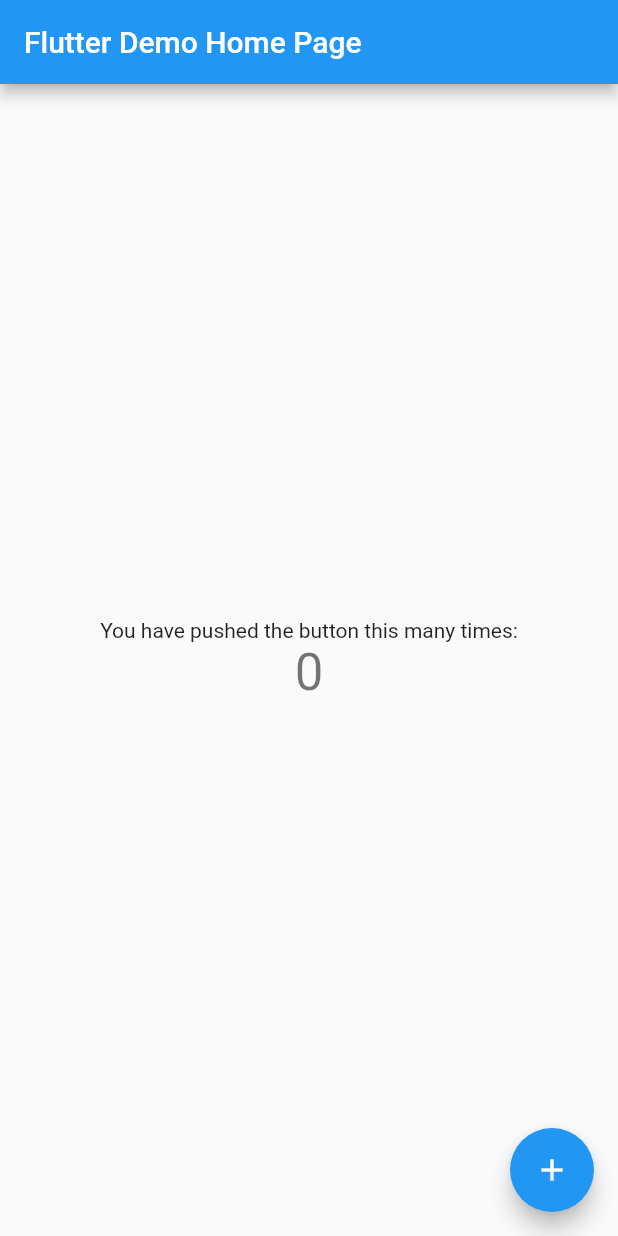
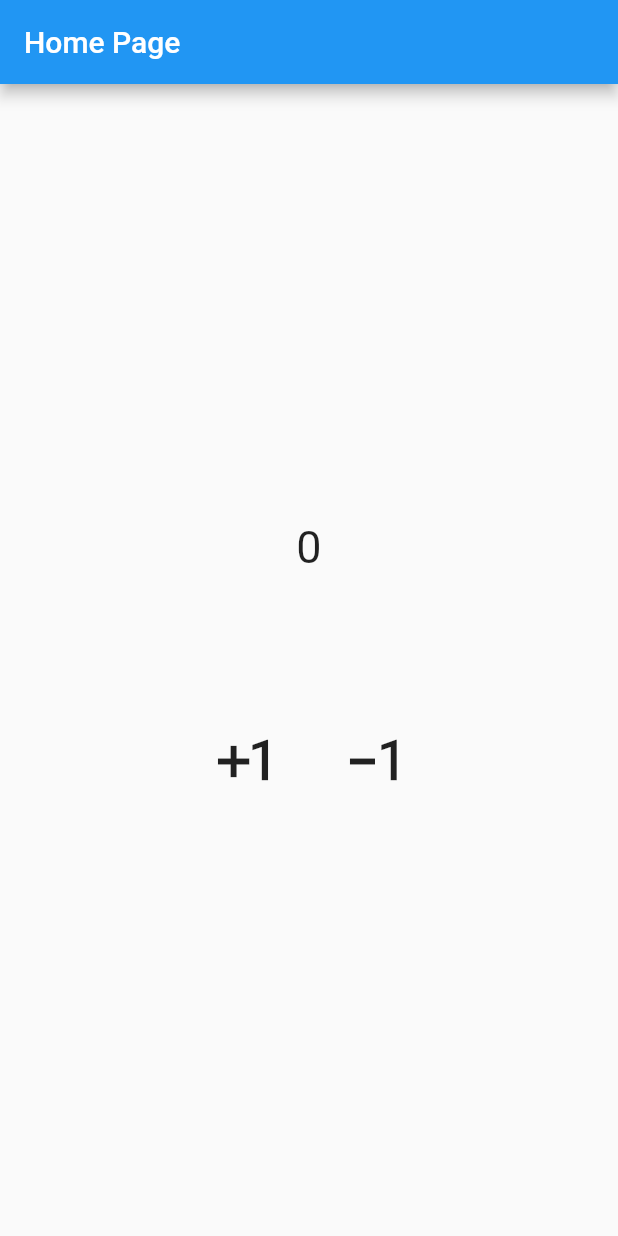
Before and after one commit to sakurasou3/flutter, a Flutter app: the screen it shows after launch, on a phone screen of 412 x 824 dp. Run offline on Flutter 3.47's test engine with Material 2 defaults, Android fonts, the phone set to English and light mode, and no system bars.

```diff
--- a/testApp/lib/main.dart
+++ b/testApp/lib/main.dart
@@ -1,117 +1,22 @@
 import 'package:flutter/material.dart';
+import 'package:testApp/ui/home_page.dart';
 
 void main() {
   runApp(MyApp());
 }
 
 class MyApp extends StatelessWidget {
-  // This widget is the root of your application.
   @override
   Widget build(BuildContext context) {
     return MaterialApp(
       title: 'Flutter Demo',
       theme: ThemeData(
-        // This is the theme of your application.
-        //
-        // Try running your application with "flutter run". You'll see the
-        // application has a blue toolbar. Then, without quitting the app, try
-        // changing the primarySwatch below to Colors.green and then invoke
-        // "hot reload" (press "r" in the console where you ran "flutter run",
-        // or simply save your changes to "hot reload" in a Flutter IDE).
-        // Notice that the counter didn't reset back to zero; the application
-        // is not restarted.
         primarySwatch: Colors.blue,
-        // This makes the visual density adapt to the platform that you run
-        // the app on. For desktop platforms, the controls will be smaller and
-        // closer together (more dense) than on mobile platforms.
         visualDensity: VisualDensity.adaptivePlatformDensity,
       ),
-      home: MyHomePage(title: 'Flutter Demo Home Page'),
+      routes: <String, WidgetBuilder> {
+        "/": (_) => HomePage(),
+      },
     );
   }
 }
-
-class MyHomePage extends StatefulWidget {
-  MyHomePage({Key key, this.title}) : super(key: key);
-
-  // This widget is the home page of your application. It is stateful, meaning
-  // that it has a State object (defined below) that contains fields that affect
-  // how it looks.
-
-  // This class is the configuration for the state. It holds the values (in this
-  // case the title) provided by the parent (in this case the App widget) and
-  // used by the build method of the State. Fields in a Widget subclass are
-  // always marked "final".
-
-  final String title;
-
-  @override
-  _MyHomePageState createState() => _MyHomePageState();
-}
-
-class _MyHomePageState extends State<MyHomePage> {
-  int _counter = 0;
-
-  void _incrementCounter() {
-    setState(() {
-      // This call to setState tells the Flutter framework that something has
-      // changed in this State, which causes it to rerun the build method below
-      // so that the display can reflect the updated values. If we changed
-      // _counter without calling setState(), then the build method would not be
-      // called again, and so nothing would appear to happen.
-      _counter++;
-    });
-  }
-
-  @override
-  Widget build(BuildContext context) {
-    // This method is rerun every time setState is called, for instance as done
-    // by the _incrementCounter method above.
-    //
-    // The Flutter framework has been optimized to make rerunning build methods
-    // fast, so that you can just rebuild anything that needs updating rather
-    // than having to individually change instances of widgets.
-    return Scaffold(
-      appBar: AppBar(
-        // Here we take the value from the MyHomePage object that was created by
-        // the App.build method, and use it to set our appbar title.
-        title: Text(widget.title),
-      ),
-      body: Center(
-        // Center is a layout widget. It takes a single child and positions it
-        // in the middle of the parent.
-        child: Column(
-          // Column is also a layout widget. It takes a list of children and
-          // arranges them vertically. By default, it sizes itself to fit its
-          // children horizontally, and tries to be as tall as its parent.
-          //
-          // Invoke "debug painting" (press "p" in the console, choose the
-          // "Toggle Debug Paint" action from the Flutter Inspector in Android
-          // Studio, or the "Toggle Debug Paint" command in Visual Studio Code)
-          // to see the wireframe for each widget.
-          //
-          // Column has various properties to control how it sizes itself and
-          // how it positions its children. Here we use mainAxisAlignment to
-          // center the children vertically; the main axis here is the vertical
-          // axis because Columns are vertical (the cross axis would be
-          // horizontal).
-          mainAxisAlignment: MainAxisAlignment.center,
-          children: <Widget>[
-            Text(
-              'You have pushed the button this many times:',
-            ),
-            Text(
-              '$_counter',
-              style: Theme.of(context).textTheme.headline4,
-            ),
-          ],
-        ),
-      ),
-      floatingActionButton: FloatingActionButton(
-        onPressed: _incrementCounter,
-        tooltip: 'Increment',
-        child: Icon(Icons.add),
-      ), // This trailing comma makes auto-formatting nicer for build methods.
-    );
-  }
-}
--- /dev/null
+++ b/testApp/lib/ui/home_page.dart
@@ -0,0 +1,49 @@
+import 'package:flutter/material.dart';
+import 'package:provider/provider.dart';
+
+import 'home_view_model.dart';
+
+class HomePage extends StatelessWidget {
+  @override
+  Widget build(BuildContext context) {
+    return MultiProvider(
+      providers: [
+        ChangeNotifierProvider(create: (_) => HomeViewModel())
+      ],
+      child: Scaffold(
+        appBar: AppBar(
+          title: Text('Home Page'),
+        ),
+        body: Builder(
+          builder: (context) {
+            return Container(
+              child: Center(
+                child: Column(
+                  mainAxisAlignment: MainAxisAlignment.center,
+                  children: [
+                    Text(
+                      Provider.of<HomeViewModel>(context).counter.toString(),
+                      style: TextStyle(fontSize: 30),
+                    ),
+                    Padding(padding: EdgeInsets.all(50)),
+                    Row(
+                      mainAxisAlignment: MainAxisAlignment.center,
+                      children: [
+                        FlatButton(
+                          onPressed: () => Provider.of<HomeViewModel>(context, listen: false).incrementCounter(),
+                          child: Icon(Icons.exposure_plus_1, size: 50,)),
+                        FlatButton(
+                          onPressed: () => Provider.of<HomeViewModel>(context, listen: false).decrementCounter(),
+                          child: Icon(Icons.exposure_minus_1, size: 50,)),
+                      ],
+                    ),
+                  ],
+                ),
+              ),
+            );
+          }
+        ),
+      ),
+    );
+  }
+}
--- /dev/null
+++ b/testApp/lib/ui/home_view_model.dart
@@ -0,0 +1,15 @@
+import 'package:flutter/widgets.dart';
+class HomeViewModel extends ChangeNotifier {
+  int _count = 0;
+  int get counter => _count;
+
+  void incrementCounter() {
+    this._count++;
+    notifyListeners();
+  }
+
+  void decrementCounter() {
+    this._count--;
+    notifyListeners();
+  }
+}
--- a/testApp/pubspec.yaml
+++ b/testApp/pubspec.yaml
@@ -28,6 +28,8 @@ dependencies:
   # The following adds the Cupertino Icons font to your application.
   # Use with the CupertinoIcons class for iOS style icons.
   cupertino_icons: ^1.0.0
+  webview_flutter: ^1.0.7
+  provider: ^4.3.3
 
 dev_dependencies:
   flutter_test:
```
Also changed, not shown: 7 other files.
